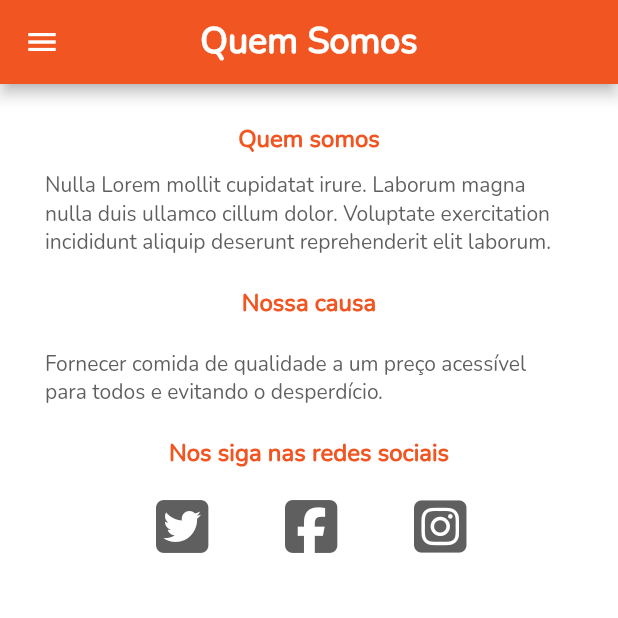
After one commit to resilvajr1610/promosave, a Flutter app: the WhoWeAreScreen screen opened by its route, on a phone screen of 412 x 824 dp, the top half of it. The commit adds this screen. Run offline on Flutter 3.47's test engine with Material 2 defaults, Android fonts, the phone set to English and light mode, and no system bars; our stand-ins replace brasil_fields, cloud_firestore, firebase_auth, firebase_core, firebase_storage, font_awesome_flutter and 5 more; missing offline and left inert: google_place, mercado_pago_mobile_checkout; accounts and stored records are empty.

Commit message:
criada a tela who_we_are_screen.dart

```diff
--- a/lib/utils/routes.dart
+++ b/lib/utils/routes.dart
@@ -1,3 +1,5 @@
+import 'package:promosave/views/who_we_are_screen.dart';
+
 import '../utils/export.dart';
 
 class Routes{
@@ -45,6 +47,10 @@ class Routes{
           return MaterialPageRoute(
               builder: (_) => QuestionsScreen()
           );
+        case "/who" :
+          return MaterialPageRoute(
+              builder: (_) => WhoWeAreScreen()
+          );
         default :
           _erroRota();
       }
--- /dev/null
+++ b/lib/views/who_we_are_screen.dart
@@ -0,0 +1,93 @@
+import '../utils/export.dart';
+
+class WhoWeAreScreen extends StatefulWidget {
+
+  @override
+  _WhoWeAreScreenState createState() => _WhoWeAreScreenState();
+}
+
+class _WhoWeAreScreenState extends State<WhoWeAreScreen> {
+
+  @override
+  Widget build(BuildContext context) {
+
+    double width = MediaQuery.of(context).size.width;
+    double height = MediaQuery.of(context).size.height;
+
+    return Scaffold(
+      backgroundColor: PaletteColor.white,
+      drawer: DrawerCustom(
+        enterprise: FirebaseAuth.instance.currentUser!.displayName!,
+        photo: FirebaseAuth.instance.currentUser!.photoURL,
+      ),
+      appBar: AppBar(
+        centerTitle: true,
+        backgroundColor: PaletteColor.primaryColor,
+        title: TextCustom(text: 'Quem Somos',size: 24.0,color: PaletteColor.white,fontWeight: FontWeight.bold,textAlign: TextAlign.center,),
+      ),
+      body: SingleChildScrollView(
+        child: Container(
+          height: height*0.85,
+          padding: const EdgeInsets.symmetric(vertical: 16,horizontal: 20),
+          child: Column(
+            crossAxisAlignment: CrossAxisAlignment.center,
+            mainAxisAlignment: MainAxisAlignment.start,
+            mainAxisSize: MainAxisSize.min,
+            children: [
+              Container(
+                alignment: Alignment.center,
+                padding: const EdgeInsets.symmetric(vertical: 10,horizontal: 10),
+                child: TextCustom(text: 'Quem somos',color: PaletteColor.primaryColor,size: 16.0,fontWeight: FontWeight.bold,textAlign: TextAlign.center,),
+              ),
+              Padding(
+                padding: const EdgeInsets.symmetric(horizontal: 10),
+                child: TextCustom(text: 'Nulla Lorem mollit cupidatat irure. Laborum magna nulla duis ullamco cillum dolor. Voluptate exercitation incididunt aliquip deserunt reprehenderit elit laborum. ',
+                  maxLines: 3,
+                  color: PaletteColor.grey,size: 14.0,fontWeight: FontWeight.normal,textAlign: TextAlign.start,),
+              ),
+              SizedBox(height: 10),
+              Container(
+                alignment: Alignment.center,
+                padding: const EdgeInsets.symmetric(vertical: 10,horizontal: 10),
+                child: TextCustom(text: 'Nossa causa',color: PaletteColor.primaryColor,size: 16.0,fontWeight: FontWeight.bold,textAlign: TextAlign.center,),
+              ),
+              SizedBox(height: 10),
+              Padding(
+                padding: const EdgeInsets.symmetric(horizontal: 10),
+                child: TextCustom(text: 'Fornecer comida de qualidade a um preço acessível para todos e evitando o desperdício. ',
+                  maxLines: 3,
+                  color: PaletteColor.grey,size: 14.0,fontWeight: FontWeight.normal,textAlign: TextAlign.start,),
+              ),
+              SizedBox(height: 10),
+              Container(
+                alignment: Alignment.center,
+                padding: const EdgeInsets.symmetric(vertical: 10,horizontal: 10),
+                child: TextCustom(text: 'Nos siga nas redes sociais',color: PaletteColor.primaryColor,size: 16.0,fontWeight: FontWeight.bold,textAlign: TextAlign.center,),
+              ),
+              Row(
+                mainAxisAlignment: MainAxisAlignment.spaceEvenly,
+                children: [
+                  Icon(FontAwesomeIcons.twitterSquare,color: PaletteColor.grey,size: 0,),
+                  IconButton(
+                    onPressed: (){},
+                    icon: Icon(FontAwesomeIcons.twitterSquare,color: PaletteColor.grey,size: 40,)),
+                  IconButton(
+                    onPressed: (){},
+                    icon: Icon(FontAwesomeIcons.facebookSquare,color: PaletteColor.grey,size: 40,)),
+                  IconButton(
+                    onPressed: () async {
+                      String url = 'https://www.instagram.com/promosavebrasil/';
+                      await launch(url);
+                    },
+                    icon: Icon(FontAwesomeIcons.instagramSquare,color: PaletteColor.grey,size: 40,),
+                  ),
+                  Icon(FontAwesomeIcons.twitterSquare,color: PaletteColor.grey,size: 0,),
+                ],
+              )
+            ],
+          ),
+        ),
+      ),
+    );
+  }
+}
--- a/lib/widgets/drawer_custom.dart
+++ b/lib/widgets/drawer_custom.dart
@@ -55,7 +55,7 @@ class DrawerCustom extends StatelessWidget {
                 icon: Icons.help_outline,
             ),
             TitleDrawer(
-                onTap: (){},
+              onTap: ()=>Navigator.pushNamed(context, "/who"),
                 title: 'Quem Somos',
                 icon: Icons.people_outline,
             ),
```
Also changed, not shown: pubspec.lock.
